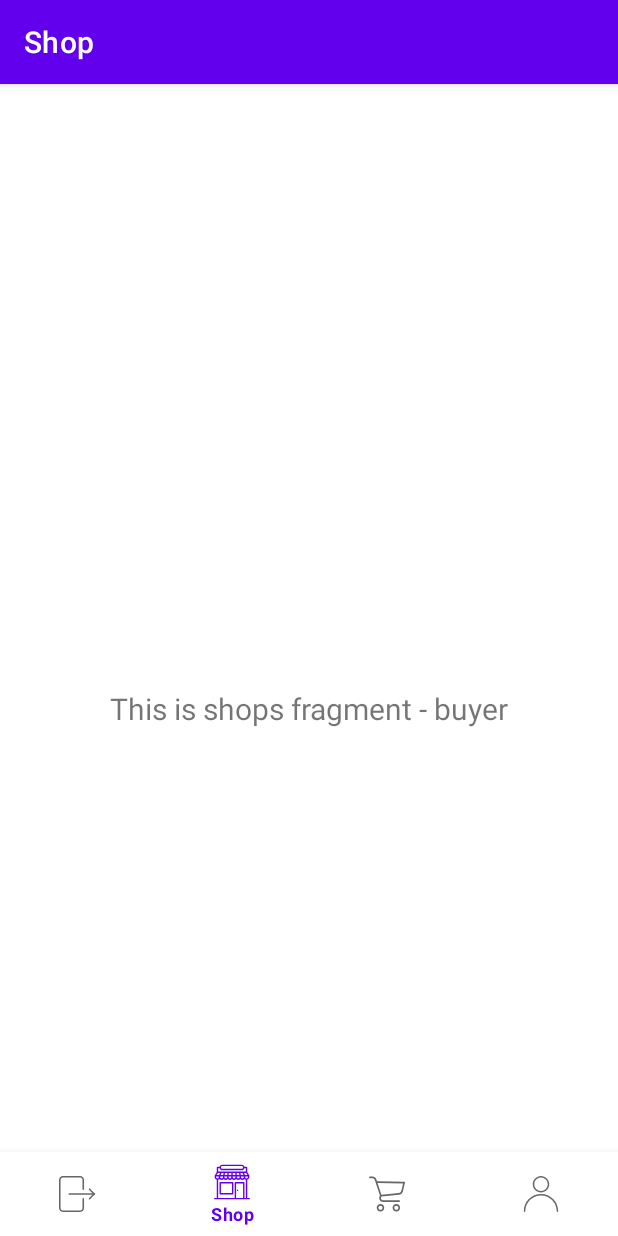
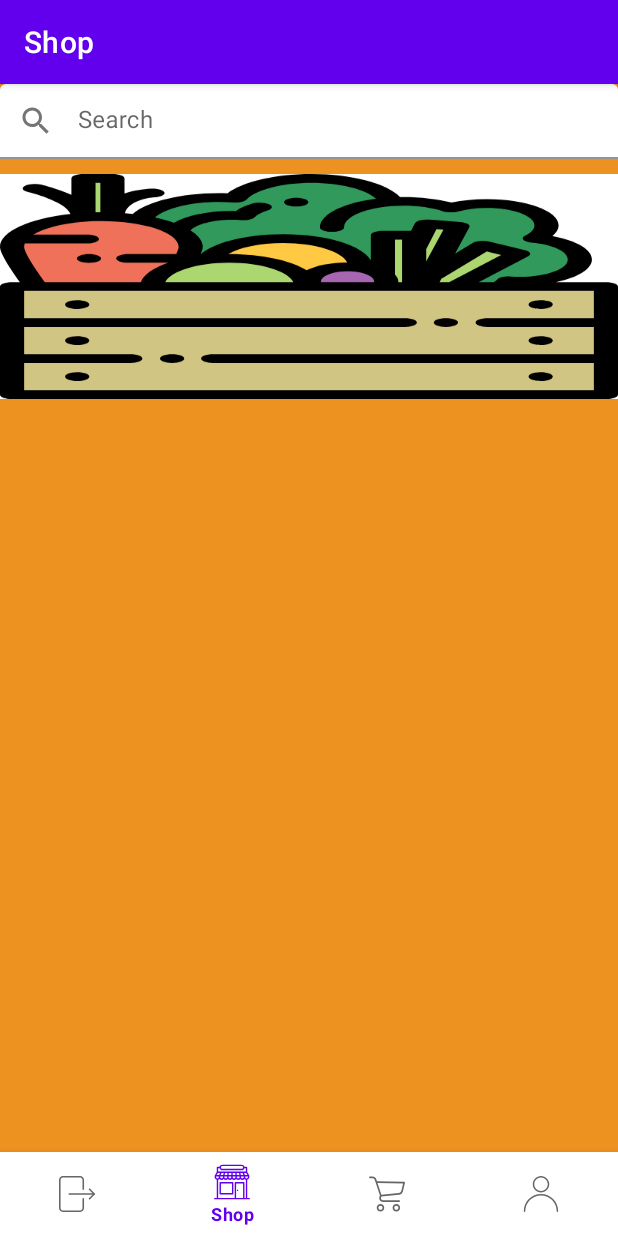
Before and after one commit to danielmar121/final_project_android, an Android app: the ShopsFragment screen opened directly, with no data from a screen before it, on a phone screen of 412 x 824 dp. Run offline under Robolectric (Android 15) with nearby library versions, the phone set to English and light mode, and no system bars; our stand-ins replace Firebase (no records; nobody signed in at launch, a user with empty details on screens opened directly), navigation-ui; pictures from the network do not load.

Commit message:
Add shops page for buyer

```diff
--- /dev/null
+++ b/app/src/main/java/com/daniel/final_project/activities/buyer/ui/shops/AdapterShop.java
@@ -0,0 +1,92 @@
+package com.daniel.final_project.activities.buyer.ui.shops;
+
+import android.content.Context;
+import android.view.LayoutInflater;
+import android.view.View;
+import android.view.ViewGroup;
+import android.widget.ImageView;
+import android.widget.TextView;
+
+import androidx.recyclerview.widget.RecyclerView;
+import androidx.recyclerview.widget.RecyclerView.ViewHolder;
+
+import com.bumptech.glide.Glide;
+import com.daniel.final_project.R;
+import com.daniel.final_project.objects.Shop;
+
+import java.util.List;
+
+public class AdapterShop extends RecyclerView.Adapter<AdapterShop.MyViewHolder> {
+    private List<Shop> shops;
+    private LayoutInflater mInflater;
+    private MyItemClickListener mClickListener;
+
+    // data is passed into the constructor
+    AdapterShop(Context context, List<Shop> _shops) {
+        this.mInflater = LayoutInflater.from(context);
+        this.shops = _shops;
+    }
+
+    // inflates the row layout from xml when needed
+    @Override
+    public MyViewHolder onCreateViewHolder(ViewGroup parent, int viewType) {
+        View view = mInflater.inflate(R.layout.shop_buyer_item, parent, false);
+        return new MyViewHolder(view);
+    }
+
+    // binds the data to the TextView in each row
+    @Override
+    public void onBindViewHolder(MyViewHolder holder, int position) {
+        Shop shop = shops.get(position);
+        holder.shop_buyer_LBL_name.setText(shop.getName());
+        holder.movie_LBL_description.setText(shop.getDescription());
+        Glide
+                .with(mInflater.getContext())
+                .load(shop.getImageUrl())
+                .centerCrop()
+                .into(holder.shop_buyer_IMG_cover);
+    }
+
+    // total number of rows
+    @Override
+    public int getItemCount() {
+        return shops.size();
+    }
+
+    // convenience method for getting data at click position
+    public Shop getItem(int id) {
+        return shops.get(id);
+    }
+
+    // allows clicks events to be caught
+    public void setClickListener(MyItemClickListener itemClickListener) {
+        this.mClickListener = itemClickListener;
+    }
+
+    // parent activity will implement this method to respond to click events
+    public interface MyItemClickListener {
+        void onItemClick(View view, int position);
+    }
+
+    public class MyViewHolder extends ViewHolder {
+        TextView shop_buyer_LBL_name, movie_LBL_description;
+        ImageView shop_buyer_IMG_cover;
+
+        MyViewHolder(View itemView) {
+            super(itemView);
+            shop_buyer_LBL_name = itemView.findViewById(R.id.shop_buyer_LBL_name);
+            movie_LBL_description = itemView.findViewById(R.id.movie_LBL_description);
+            shop_buyer_IMG_cover = itemView.findViewById(R.id.shop_buyer_IMG_cover);
+
+            itemView.setOnClickListener(new View.OnClickListener() {
+                @Override
+                public void onClick(View view) {
+                    if (mClickListener != null) {
+                        mClickListener.onItemClick(view, getAdapterPosition());
+                    }
+                }
+            });
+        }
+    }
+
+}
--- a/app/src/main/java/com/daniel/final_project/activities/buyer/ui/shops/ShopsFragment.java
+++ b/app/src/main/java/com/daniel/final_project/activities/buyer/ui/shops/ShopsFragment.java
@@ -1,35 +1,70 @@
 package com.daniel.final_project.activities.buyer.ui.shops;
 
 import android.os.Bundle;
+import android.util.Log;
 import android.view.LayoutInflater;
 import android.view.View;
 import android.view.ViewGroup;
-import android.widget.TextView;
+import android.widget.ImageView;
 
 import androidx.annotation.NonNull;
-import androidx.annotation.Nullable;
 import androidx.fragment.app.Fragment;
-import androidx.lifecycle.Observer;
-import androidx.lifecycle.ViewModelProvider;
+import androidx.recyclerview.widget.LinearLayoutManager;
+import androidx.recyclerview.widget.RecyclerView;
 
 import com.daniel.final_project.R;
+import com.daniel.final_project.interfaces.BuyerShopsCallBack;
+import com.daniel.final_project.objects.Shop;
+import com.daniel.final_project.services.MyFireBase;
+import com.google.android.material.textfield.TextInputEditText;
+
+import java.util.List;
 
 public class ShopsFragment extends Fragment {
 
-    private ShopsViewModel shopsViewModel;
+    View root;
+    MyFireBase myFireBase;
+    TextInputEditText buyer_shops_ETXT_search;
+    ImageView buyer_shops_IMG_advertise;
+    RecyclerView buyer_shops_LST_shops;
+
+    private BuyerShopsCallBack buyerShopsCallBack = new BuyerShopsCallBack() {
+        @Override
+        public void putShopsInList(List<Shop> shops) {
+            AdapterShop adapterShop = new AdapterShop(getContext(), shops);
+
+            adapterShop.setClickListener(new AdapterShop.MyItemClickListener() {
+                @Override
+                public void onItemClick(View view, int position) {
+                    Log.d("putShopsInList", "Shop number " + position);
+                }
+            });
+
+            buyer_shops_LST_shops.setLayoutManager(new LinearLayoutManager(getContext()));
+            buyer_shops_LST_shops.setAdapter(adapterShop);
+        }
+    };
+
 
     public View onCreateView(@NonNull LayoutInflater inflater,
                              ViewGroup container, Bundle savedInstanceState) {
-        shopsViewModel =
-                new ViewModelProvider(this).get(ShopsViewModel.class);
-        View root = inflater.inflate(R.layout.fragment_shops_buyer, container, false);
-        final TextView textView = root.findViewById(R.id.buyer_shops_TXT_shops);
-        shopsViewModel.getText().observe(getViewLifecycleOwner(), new Observer<String>() {
-            @Override
-            public void onChanged(@Nullable String s) {
-                textView.setText(s);
-            }
-        });
+
+        root = inflater.inflate(R.layout.fragment_shops_buyer, container, false);
+        myFireBase = MyFireBase.getInstance();
+
+        findViews();
+        initViews();
+
         return root;
     }
+
+    private void initViews() {
+        myFireBase.getShopsForBuyer(buyerShopsCallBack);
+    }
+
+    private void findViews() {
+        buyer_shops_ETXT_search = root.findViewById(R.id.buyer_shops_ETXT_search);
+        buyer_shops_IMG_advertise = root.findViewById(R.id.buyer_shops_IMG_advertise);
+        buyer_shops_LST_shops = root.findViewById(R.id.buyer_shops_LST_shops);
+    }
 }
--- /dev/null
+++ b/app/src/main/java/com/daniel/final_project/interfaces/BuyerShopsCallBack.java
@@ -0,0 +1,9 @@
+package com.daniel.final_project.interfaces;
+
+import com.daniel.final_project.objects.Shop;
+
+import java.util.List;
+
+public interface BuyerShopsCallBack {
+    void putShopsInList(List<Shop> shops);
+}
--- a/app/src/main/java/com/daniel/final_project/services/MyFireBase.java
+++ b/app/src/main/java/com/daniel/final_project/services/MyFireBase.java
@@ -3,6 +3,7 @@ package com.daniel.final_project.services;
 import android.content.Context;
 import android.util.Log;
 
+import com.daniel.final_project.interfaces.BuyerShopsCallBack;
 import com.daniel.final_project.interfaces.LandingPageCallBack;
 import com.daniel.final_project.objects.Order;
 import com.daniel.final_project.objects.Product;
@@ -16,6 +17,9 @@ import com.google.firebase.database.DatabaseError;
 import com.google.firebase.database.DatabaseReference;
 import com.google.firebase.database.FirebaseDatabase;
 import com.google.firebase.database.ValueEventListener;
+
+import java.util.ArrayList;
+import java.util.List;
 
 public class MyFireBase {
 
@@ -103,4 +107,26 @@ public class MyFireBase {
 //                .setQuantity(2);
     }
 
+    public void getShopsForBuyer(BuyerShopsCallBack buyerShopsCallBack) {
+        DatabaseReference userRef = this.database.getReference("shops");
+
+        userRef.addValueEventListener(new ValueEventListener() {
+            @Override
+            public void onDataChange(DataSnapshot dataSnapshot) {
+                List<Shop> shops = new ArrayList<>();
+
+                for (DataSnapshot snapshot : dataSnapshot.getChildren()) {
+                    Shop shop = snapshot.getValue(Shop.class);
+                    shops.add(shop);
+                }
+
+                buyerShopsCallBack.putShopsInList(shops);
+            }
+
+            @Override
+            public void onCancelled(DatabaseError error) {
+                Log.w("logInExistingUser", "Failed to read value.", error.toException());
+            }
+        });
+    }
 }
--- /dev/null
+++ b/app/src/main/res/drawable/ic_baseline_search.xml
@@ -0,0 +1,10 @@
+<vector xmlns:android="http://schemas.android.com/apk/res/android"
+    android:width="24dp"
+    android:height="24dp"
+    android:viewportWidth="24"
+    android:viewportHeight="24"
+    android:tint="?attr/colorControlNormal">
+    <path
+        android:fillColor="@android:color/white"
+        android:pathData="M15.5,14h-0.79l-0.28,-0.27C15.41,12.59 16,11.11 16,9.5 16,5.91 13.09,3 9.5,3S3,5.91 3,9.5 5.91,16 9.5,16c1.61,0 3.09,-0.59 4.23,-1.57l0.27,0.28v0.79l5,4.99L20.49,19l-4.99,-5zM9.5,14C7.01,14 5,11.99 5,9.5S7.01,5 9.5,5 14,7.01 14,9.5 11.99,14 9.5,14z" />
+</vector>
--- a/app/src/main/res/layout/activity_buyer_main.xml
+++ b/app/src/main/res/layout/activity_buyer_main.xml
@@ -3,8 +3,7 @@
     xmlns:app="http://schemas.android.com/apk/res-auto"
     android:id="@+id/container"
     android:layout_width="match_parent"
-    android:layout_height="match_parent"
-    android:paddingTop="?attr/actionBarSize">
+    android:layout_height="match_parent">
 
     <com.google.android.material.bottomnavigation.BottomNavigationView
         android:id="@+id/buyer_main_NAV_bottom"
--- a/app/src/main/res/layout/fragment_shops_buyer.xml
+++ b/app/src/main/res/layout/fragment_shops_buyer.xml
@@ -1,22 +1,44 @@
 <?xml version="1.0" encoding="utf-8"?>
-<androidx.constraintlayout.widget.ConstraintLayout xmlns:android="http://schemas.android.com/apk/res/android"
+<RelativeLayout xmlns:android="http://schemas.android.com/apk/res/android"
     xmlns:app="http://schemas.android.com/apk/res-auto"
-    xmlns:tools="http://schemas.android.com/tools"
+    android:id="@+id/buyer_shops_LYT_main"
     android:layout_width="match_parent"
     android:layout_height="match_parent"
-    tools:context=".activities.buyer.ui.shops.ShopsFragment">
+    android:background="@color/orange_background"
+    android:focusableInTouchMode="true">
 
-    <TextView
-        android:id="@+id/buyer_shops_TXT_shops"
+    <com.google.android.material.textfield.TextInputLayout
+        android:id="@+id/buyer_shops_ETXTLYT_search"
         android:layout_width="match_parent"
-        android:layout_height="wrap_content"
-        android:layout_marginStart="8dp"
-        android:layout_marginTop="8dp"
-        android:layout_marginEnd="8dp"
-        android:textAlignment="center"
-        android:textSize="20sp"
-        app:layout_constraintBottom_toBottomOf="parent"
-        app:layout_constraintEnd_toEndOf="parent"
-        app:layout_constraintStart_toStartOf="parent"
-        app:layout_constraintTop_toTopOf="parent" />
-</androidx.constraintlayout.widget.ConstraintLayout>
+        android:layout_height="50dp"
+        android:hint="@string/search"
+        app:boxBackgroundColor="@android:color/transparent"
+        app:startIconDrawable="@drawable/ic_baseline_search">
+
+        <com.google.android.material.textfield.TextInputEditText
+            android:id="@+id/buyer_shops_ETXT_search"
+            android:layout_width="match_parent"
+            android:layout_height="match_parent"
+            android:autofillHints="Meat"
+            android:inputType="text" />
+
+    </com.google.android.material.textfield.TextInputLayout>
+
+    <ImageView
+        android:id="@+id/buyer_shops_IMG_advertise"
+        android:layout_width="match_parent"
+        android:layout_height="150dp"
+        android:layout_below="@+id/buyer_shops_ETXTLYT_search"
+        android:layout_centerHorizontal="true"
+        android:layout_marginVertical="10dp"
+        android:background="@color/white"
+        android:scaleType="fitXY"
+        android:src="@drawable/vegetables" />
+
+    <androidx.recyclerview.widget.RecyclerView
+        android:id="@+id/buyer_shops_LST_shops"
+        android:layout_width="match_parent"
+        android:layout_height="match_parent"
+        android:layout_below="@+id/buyer_shops_IMG_advertise" />
+
+</RelativeLayout>
--- a/app/src/main/res/values/colors.xml
+++ b/app/src/main/res/values/colors.xml
@@ -11,6 +11,7 @@
     <color name="light_green_700">#03C04A</color>
     <color name="light_green_500">#03AC13</color>
     <color name="red">#FF0000</color>
+    <color name="grey">#f0f0f5</color>f0f0f5
 
     <color name="material_orange_50">#FBDAA8</color>
     <color name="material_orange_500">#ED9121</color>
--- a/app/src/main/res/values/strings.xml
+++ b/app/src/main/res/values/strings.xml
@@ -81,5 +81,6 @@
 
     //SUPPLIER MENU
     <string name="my_shop">My Shop</string>
+    <string name="search">Search</string>
 
 </resources>
```
Also changed, not shown: app/src/main/res/layout/shop_buyer_item.xml (added, +60 -0 lines).
